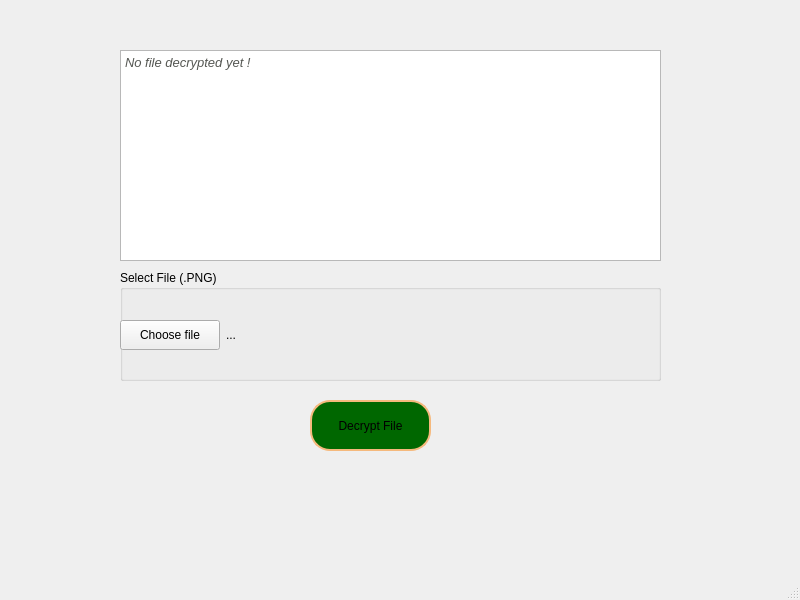
DorianFournier/Embedded-cpp, file DecryptImage/mainwindow.ui: the form before one commit.
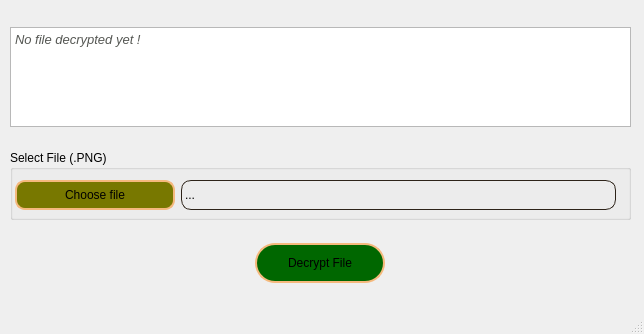
The form after the commit.

Patch:
```diff
--- a/DecryptImage/mainwindow.ui
+++ b/DecryptImage/mainwindow.ui
@@ -6,22 +6,34 @@
    <rect>
     <x>0</x>
     <y>0</y>
-    <width>800</width>
-    <height>600</height>
+    <width>644</width>
+    <height>334</height>
    </rect>
   </property>
   <property name="windowTitle">
    <string>MainWindow</string>
   </property>
   <widget class="QWidget" name="centralwidget">
+   <widget class="QWidget" name="verticalLayoutWidget">
+    <property name="geometry">
+     <rect>
+      <x>10</x>
+      <y>10</y>
+      <width>621</width>
+      <height>291</height>
+     </rect>
+    </property>
+    <layout class="QVBoxLayout" name="verticalLayout">
+     <item>
    <widget class="QTextBrowser" name="textBrowser">
-    <property name="geometry">
-     <rect>
-      <x>120</x>
-      <y>50</y>
-      <width>541</width>
-      <height>211</height>
-     </rect>
+       <property name="maximumSize">
+        <size>
+         <width>16777215</width>
+         <height>100</height>
+        </size>
+       </property>
+       <property name="cursor" stdset="0">
+        <cursorShape>IBeamCursor</cursorShape>
     </property>
     <property name="html">
      <string>&lt;!DOCTYPE HTML PUBLIC &quot;-//W3C//DTD HTML 4.0//EN&quot; &quot;http://www.w3.org/TR/REC-html40/strict.dtd&quot;&gt;
@@ -34,14 +46,14 @@
 &lt;p style=&quot; margin-top:0px; margin-bottom:0px; margin-left:0px; margin-right:0px; -qt-block-indent:0; text-indent:0px;&quot;&gt;&lt;span style=&quot; font-style:italic; color:#555753;&quot;&gt;No file decrypted yet !&lt;/span&gt;&lt;/p&gt;&lt;/body&gt;&lt;/html&gt;</string>
     </property>
    </widget>
+     </item>
+     <item>
    <widget class="QGroupBox" name="groupBox">
-    <property name="geometry">
-     <rect>
-      <x>120</x>
-      <y>270</y>
-      <width>541</width>
-      <height>111</height>
-     </rect>
+       <property name="maximumSize">
+        <size>
+         <width>16777215</width>
+         <height>70</height>
+        </size>
     </property>
     <property name="title">
      <string>Select File (.PNG)</string>
@@ -51,48 +63,104 @@
       <rect>
        <x>0</x>
        <y>20</y>
-       <width>541</width>
-       <height>91</height>
+          <width>611</width>
+          <height>51</height>
       </rect>
      </property>
      <layout class="QHBoxLayout" name="horizontalLayout">
+         <item>
+          <spacer name="horizontalSpacer">
+           <property name="orientation">
+            <enum>Qt::Horizontal</enum>
+           </property>
+           <property name="sizeType">
+            <enum>QSizePolicy::Maximum</enum>
+           </property>
+           <property name="sizeHint" stdset="0">
+            <size>
+             <width>5</width>
+             <height>20</height>
+            </size>
+           </property>
+          </spacer>
+         </item>
       <item>
        <widget class="QPushButton" name="pushButton">
         <property name="maximumSize">
          <size>
-          <width>100</width>
+             <width>160</width>
           <height>30</height>
          </size>
         </property>
+           <property name="cursor">
+            <cursorShape>PointingHandCursor</cursorShape>
+           </property>
+           <property name="styleSheet">
+            <string notr="true">QPushButton#pushButton{
+	background:rgb(120, 120, 0);
+	border: 2px solid  rgb(245, 185, 125);
+	border-radius: 10px;
+}</string>
+           </property>
         <property name="text">
          <string>Choose file</string>
         </property>
        </widget>
       </item>
       <item>
-       <widget class="QLabel" name="chosenFileLable">
+          <widget class="QLabel" name="chosenFileLabel">
         <property name="maximumSize">
          <size>
           <width>16777215</width>
           <height>30</height>
          </size>
         </property>
+           <property name="cursor">
+            <cursorShape>IBeamCursor</cursorShape>
+           </property>
+           <property name="styleSheet">
+            <string notr="true">QLabel#chosenFileLabel {
+	border: 1px solid  rgb(45, 35, 25);
+border-radius: 10px;
+}</string>
+           </property>
         <property name="text">
          <string>...</string>
         </property>
        </widget>
       </item>
+         <item>
+          <spacer name="horizontalSpacer_2">
+           <property name="orientation">
+            <enum>Qt::Horizontal</enum>
+           </property>
+           <property name="sizeType">
+            <enum>QSizePolicy::Maximum</enum>
+           </property>
+           <property name="sizeHint" stdset="0">
+            <size>
+             <width>5</width>
+             <height>20</height>
+            </size>
+           </property>
+          </spacer>
+         </item>
      </layout>
     </widget>
    </widget>
+     </item>
+     <item>
+      <layout class="QHBoxLayout" name="horizontalLayout_2">
+       <item>
    <widget class="QPushButton" name="decryptButton">
-    <property name="geometry">
-     <rect>
-      <x>310</x>
-      <y>400</y>
-      <width>121</width>
-      <height>51</height>
-     </rect>
+         <property name="maximumSize">
+          <size>
+           <width>130</width>
+           <height>40</height>
+          </size>
+         </property>
+         <property name="cursor">
+          <cursorShape>PointingHandCursor</cursorShape>
     </property>
     <property name="styleSheet">
      <string notr="true">QPushButton#decryptButton{
@@ -105,13 +173,18 @@
      <string>Decrypt File</string>
     </property>
    </widget>
+       </item>
+      </layout>
+     </item>
+    </layout>
+   </widget>
   </widget>
   <widget class="QMenuBar" name="menubar">
    <property name="geometry">
     <rect>
      <x>0</x>
      <y>0</y>
-     <width>800</width>
+     <width>644</width>
      <height>20</height>
     </rect>
    </property>
```
Lines whose indentation alone changed are shown as unchanged.
